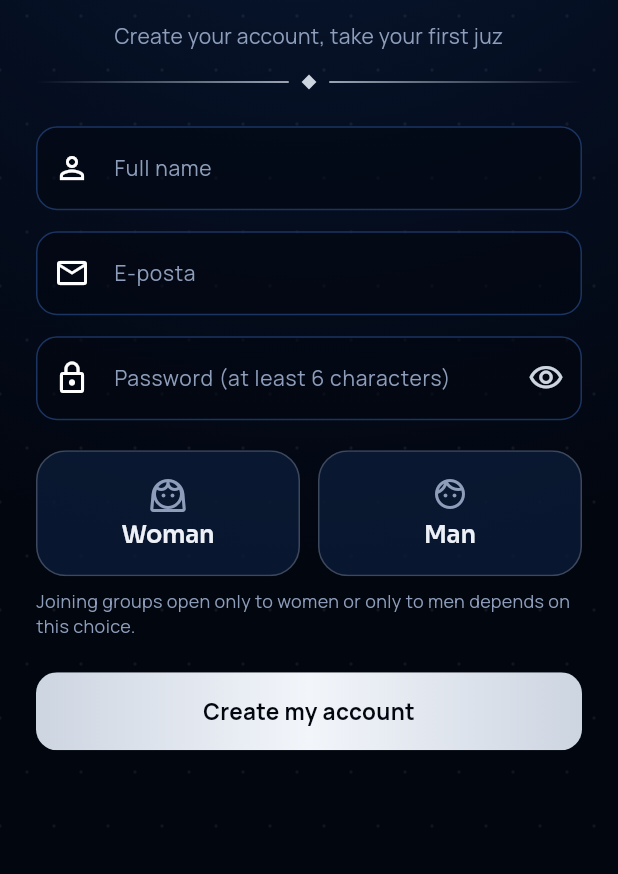
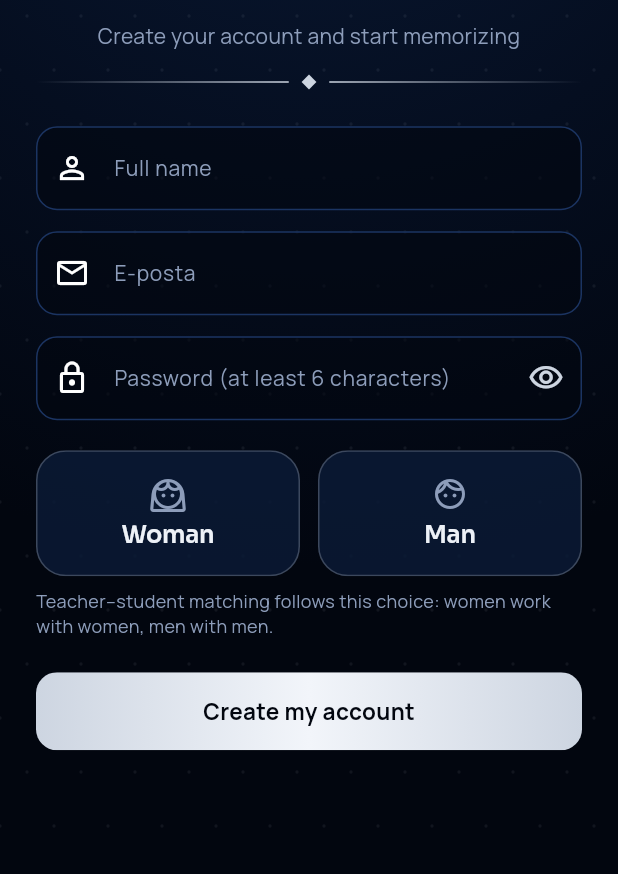
Before and after one commit to sviappdeveloper-sketch/hafiz-kardesim, a Flutter app: the RegisterScreen screen opened directly, on a phone screen of 412 x 824 dp, the part 362-1236 px from its top. Run offline on Flutter 3.47's test engine with Material 3 defaults, Android fonts, the phone set to English and light mode, and no system bars; our stand-ins replace audio_service, cloud_firestore, firebase_auth, firebase_core, flutter_compass, flutter_local_notifications and 8 more; missing offline and left inert: audio_session, home_widget, in_app_update, record, sherpa_onnx; accounts and stored records are empty; network calls fail.

Commit message:
Giriş/kayıt metinleri Hafız Kardeşim'e göre (Hatim'e özgü ifadeler kaldırıldı)
Co-Authored-By: Claude Opus 5.5 <noreply@anthropic.com>
Claude-Session: https://claude.ai/code/session_011TVu8XRGvwNEuF7KqwF1sQ

```diff
--- a/lib/l10n/en.dart
+++ b/lib/l10n/en.dart
@@ -220,7 +220,7 @@ const Map<String, String> enStrings = {
   'Grup silindi.': 'Group deleted.',
   'Gruplar': 'Groups',
   'Gruplar yükleniyor…': 'Loading groups…',
-  'Gruplara katılabilmeniz için iki bilgi eksik': 'Two details are missing for you to join groups',
+  'Hesabınızı kullanabilmeniz için iki bilgi eksik': 'Two details are missing before you can use your account',
   'Gruplardaki kardeşlerinize arkadaşlık isteği gönderebilir ya da bağlantıyı paylaşabilirsiniz.': 'You can send a friend request to your brothers and sisters in groups, or share the link.',
   'Grupları': 'Groups',
   'Gruplarım': 'My groups',
@@ -284,7 +284,8 @@ const Map<String, String> enStrings = {
   'Herkese Açık': 'Open to everyone',
   'Hesabımı oluştur': 'Create my account',
   'Hesabımı sil': 'Delete my account',
-  'Hesabınızı oluşturun, ilk cüzünüzü alın': 'Create your account, take your first juz',
+  'Hesabınızla giriş yapın': 'Sign in to your account',
+  'Hesabınızı oluşturun, ezberinize başlayın': 'Create your account and start memorizing',
   'Hesabınızı silin': 'Delete your account',
   'Hesabınızı silerseniz adınız, Hanım/Bey bilginiz ve okuma sayılarınız silinir. Cüz dağıtımı süren gruplardaki cüzleriniz boşa çıkarılır. Bu işlem geri alınamaz.': 'If you delete your account, your name, Woman/Man choice and reading counts are deleted. Your juz in groups still being distributed are released. This cannot be undone.',
   'Hesabınız engellendi': 'Your account has been blocked',
@@ -387,7 +388,7 @@ const Map<String, String> enStrings = {
   'Rica ederim': 'You\'re welcome',
   'Sadece Beyler': 'Men only',
   'Sadece Hanımlar': 'Women only',
-  'Sadece hanımlar veya sadece beyler için açılan gruplara katılım bu seçime göre yapılır.': 'Joining groups open only to women or only to men depends on this choice.',
+  'Hoca–öğrenci eşleşmeleri bu seçime göre yapılır: hanımlar hanımlarla, beyler beylerle çalışır.': 'Teacher–student matching follows this choice: women work with women, men with men.',
   'Size gelen arkadaşlık istekleri burada görünür.': 'Friend requests sent to you appear here.',
   'Size istek gönderdi': 'Sent you a request',
   'Size ulaşabileceğimiz geçerli bir telefon numarası yazın.': 'Enter a valid phone number where we can reach you.',
--- a/lib/screens/auth_screens.dart
+++ b/lib/screens/auth_screens.dart
@@ -134,7 +134,7 @@ class _LoginScreenState extends State<LoginScreen> {
   Widget build(BuildContext context) {
     return _AuthScaffold(
       title: lt('Hoş geldiniz'),
-      subtitle: lt('Hatim Kardeşim ya da Hafız Kardeşim hesabınızla giriş yapın'),
+      subtitle: lt('Hesabınızla giriş yapın'),
       children: [
         TextField(
           key: const Key('login_email'),
@@ -209,7 +209,7 @@ class _RegisterScreenState extends State<RegisterScreen> {
   Widget build(BuildContext context) {
     return _AuthScaffold(
       title: lt('Aramıza katılın'),
-      subtitle: lt('Hesabınızı oluşturun, ilk cüzünüzü alın'),
+      subtitle: lt('Hesabınızı oluşturun, ezberinize başlayın'),
       showBack: true,
       children: [
         TextField(
@@ -235,7 +235,7 @@ class _RegisterScreenState extends State<RegisterScreen> {
         const SizedBox(height: 20),
         GenderPicker(value: _gender, onChanged: (g) => setState(() => _gender = g)),
         const SizedBox(height: 8),
-        Text(lt('Sadece hanımlar veya sadece beyler için açılan gruplara katılım bu seçime göre yapılır.'),
+        Text(lt('Hoca–öğrenci eşleşmeleri bu seçime göre yapılır: hanımlar hanımlarla, beyler beylerle çalışır.'),
             style: AppText.body(12, color: AppColors.muted)),
         const SizedBox(height: 22),
         GoldButton(label: lt('Hesabımı oluştur'), busy: _busy, onPressed: _submit),
@@ -269,7 +269,7 @@ class _CompleteProfileScreenState extends State<CompleteProfileScreen> {
   Widget build(BuildContext context) {
     return _AuthScaffold(
       title: lt('Profilinizi tamamlayın'),
-      subtitle: lt('Gruplara katılabilmeniz için iki bilgi eksik'),
+      subtitle: lt('Hesabınızı kullanabilmeniz için iki bilgi eksik'),
       children: [
         TextField(
           key: const Key('cp_name'),
```
Also changed, not shown: lib/l10n/ar.dart (+4 -3 lines).
